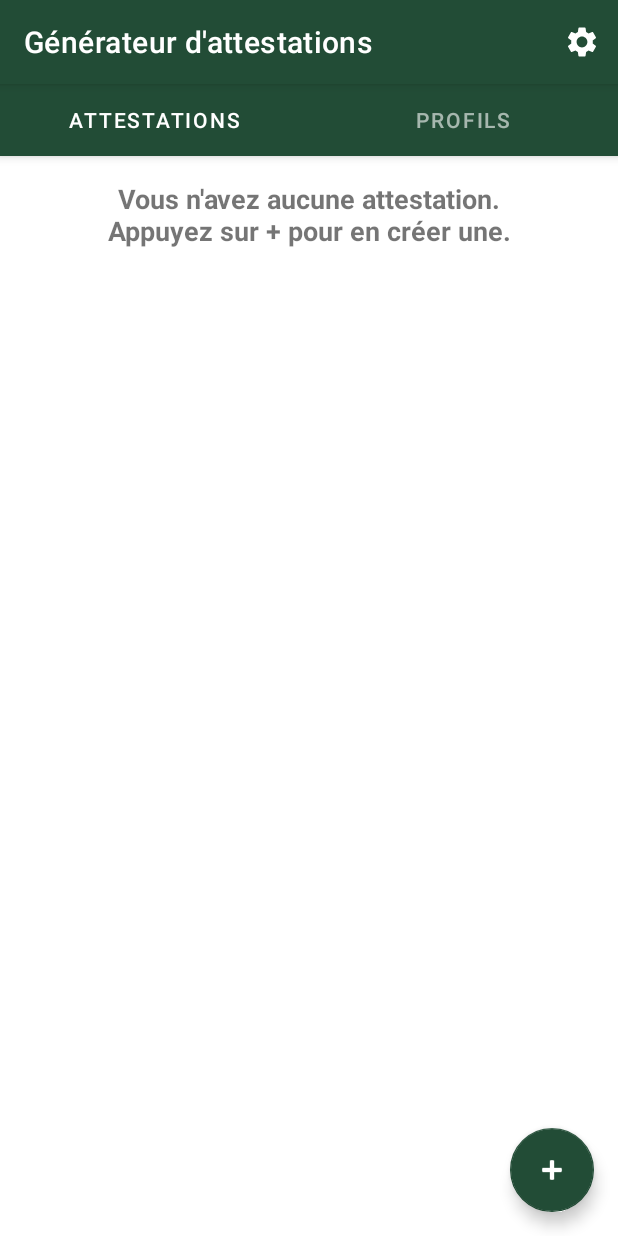
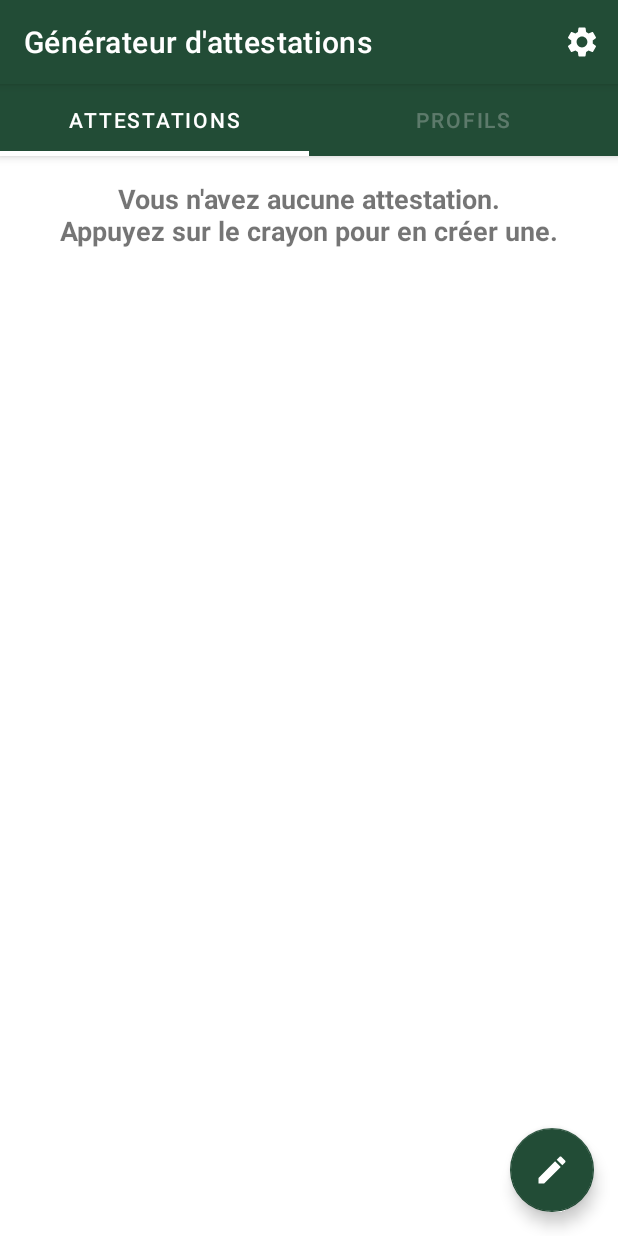
Before and after one commit to RENITI/AttestationsGenerator, an Android app: the screen it shows after launch (MainActivity), on a phone screen of 412 x 824 dp. Run offline under Robolectric (Android 15) with nearby library versions, the phone set to English and light mode, and no system bars; libraries missing offline, so code that uses them is left out: com.tom_roush.pdfbox; pictures from the network do not load.

Commit message:
v3.6
- Small changes in design

```diff
--- a/app/build.gradle
+++ b/app/build.gradle
@@ -10,8 +10,8 @@ android {
         applicationId "fr.reniti.generator"
         minSdkVersion 19
         targetSdkVersion 29
-        versionCode 35
-        versionName "3.5"
+        versionCode 36
+        versionName "3.6"
         multiDexEnabled true
         testInstrumentationRunner "androidx.test.runner.AndroidJUnitRunner"
     }
--- a/app/src/main/java/fr/reniti/generator/MainActivity.java
+++ b/app/src/main/java/fr/reniti/generator/MainActivity.java
@@ -1,6 +1,8 @@
 package fr.reniti.generator;
 
 import android.content.Intent;
+import android.content.res.ColorStateList;
+import android.graphics.drawable.Icon;
 import android.os.Bundle;
 import android.view.Menu;
 import android.view.MenuItem;
@@ -16,6 +18,7 @@ import com.google.android.material.snackbar.Snackbar;
 import com.google.android.material.tabs.TabLayout;
 
 import java.lang.ref.WeakReference;
+import java.util.logging.Logger;
 
 import fr.reniti.generator.activities.AboutActivity;
 import fr.reniti.generator.activities.AttestationCreateActivity;
@@ -51,10 +54,27 @@ public class MainActivity extends AppCompatActivity {
         PageAdapter pageAdapter = new PageAdapter(getSupportFragmentManager());
         viewPager.setAdapter(pageAdapter);
         TabLayout tabs = findViewById(R.id.tabs);
+
         tabs.setupWithViewPager(viewPager);
 
         FloatingActionButton fab = findViewById(R.id.activity_main_add_btn);
 
+        viewPager.addOnPageChangeListener(new ViewPager.OnPageChangeListener() {
+            @Override
+            public void onPageScrolled(int position, float positionOffset, int positionOffsetPixels) {
+
+            }
+
+            @Override
+            public void onPageSelected(int position) {
+                fab.setImageDrawable(getResources().getDrawable(position == 0 ? R.drawable.ic_baseline_create_24 : R.drawable.ic_baseline_add_24));
+            }
+
+            @Override
+            public void onPageScrollStateChanged(int state) {
+
+            }
+        });
         fab.setOnClickListener(view -> {
 
             if (viewPager.getCurrentItem() == 0) {
--- /dev/null
+++ b/app/src/main/res/drawable/ic_baseline_add_24.xml
@@ -0,0 +1,5 @@
+<vector android:height="24dp" android:tint="#FFFFFF"
+    android:viewportHeight="24" android:viewportWidth="24"
+    android:width="24dp" xmlns:android="http://schemas.android.com/apk/res/android">
+    <path android:fillColor="@android:color/white" android:pathData="M19,13h-6v6h-2v-6H5v-2h6V5h2v6h6v2z"/>
+</vector>
--- a/app/src/main/res/layout/activity_main.xml
+++ b/app/src/main/res/layout/activity_main.xml
@@ -28,16 +28,18 @@
             android:id="@+id/tabs"
             android:layout_width="match_parent"
             android:layout_height="wrap_content"
-            android:theme="@style/Theme.AttestationsGenerator.TabLayout"
 
+            android:theme="@style/Widget.Design.TabLayout"
 
-
+            app:tabMode="fixed"
+            app:tabIndicatorGravity="bottom"
+            android:background="@color/mainColor"
+            app:tabTextColor="@color/gray"
+            app:tabSelectedTextColor="@color/white"
+            app:tabIndicatorColor="@color/white"
+            app:tabIndicatorHeight="3dp"
             />
     </com.google.android.material.appbar.AppBarLayout>
-
-
-
-
 
 
     <androidx.viewpager.widget.ViewPager
@@ -55,7 +57,7 @@
 
         android:layout_margin="@dimen/fab_margin"
         android:theme="@style/Widget.App.FloatingActionButton"
-        app:srcCompat="@android:drawable/ic_input_add"
+        android:src="@drawable/ic_baseline_create_24"
         android:layout_gravity="bottom|end"/>
 
 
--- a/app/src/main/res/values/colors.xml
+++ b/app/src/main/res/values/colors.xml
@@ -3,10 +3,8 @@
 
     <color name="mainColor">#224C36</color>
 
-    <color name="gray">#e0e0e0</color>
+    <color name="gray">#50e0e0e0</color>
     <color name="white">#FFFFFFFF</color>
-   <!-- <color name="background">#F4FAFF</color>-->
-
 
     <color name="textColor">#FF000000</color>
     <color name="transparentBackground">#F0FFFFFF</color>
--- a/app/src/main/res/values/strings.xml
+++ b/app/src/main/res/values/strings.xml
@@ -65,7 +65,7 @@
     <string name="activity_about_switch_deletewarning">Désactiver la confirmation avant suppression</string>
     <!-- Attestations fragment -->
 
-    <string name="fragment_attestations_title">Vous n\'avez aucune attestation.\nAppuyez sur + pour en créer une.</string>
+    <string name="fragment_attestations_title">Vous n\'avez aucune attestation.\nAppuyez sur le crayon pour en créer une.</string>
     <string name="fragment_attestations_delete_title">Êtes-vous certain de vouloir supprimer cette attestation ?</string>
     <string name="fragment_delete_success">Supression réussie !</string>
     <!-- Profiles fragment -->
--- a/app/src/main/res/values/themes.xml
+++ b/app/src/main/res/values/themes.xml
@@ -4,6 +4,7 @@
 
         <item name="colorPrimary">@color/mainColor</item>
         <item name="colorPrimaryVariant">@color/mainColor</item>
+
         <item name="colorOnPrimary">@color/white</item>
 
         <item name="android:statusBarColor" tools:targetApi="l">@color/mainColor</item>
@@ -30,15 +31,6 @@
 
     <style name="Theme.AttestationsGenerator.AppBarOverlay" parent="Theme.MaterialComponents" >
         <item name="android:background">@color/mainColor</item>
-
-    </style>
-
-    <!-- Tab layout -->
-    <style name="Theme.AttestationsGenerator.TabLayout" parent="Widget.MaterialComponents.TabLayout">
-
-        <item name="android:background">@color/mainColor</item>
-        <item name="tabTextColor">@color/gray</item>
-        <item name="tabSelectedTextColor">@color/white</item>
 
     </style>
 
```
